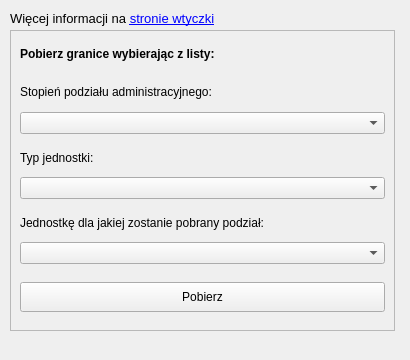
Old version of the form gissupport_plugin/modules/prg/prg_dockwidget.ui in the repository gis-support/gis-support-plugin.
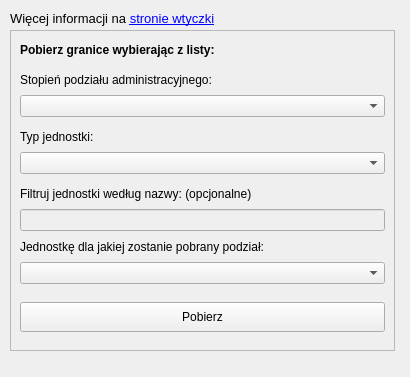
New version of the form.

Commit message: Filtrowanie jednostek, wyświetlanie kodu TERYT dla jednostek

Patch:
```diff
--- a/gissupport_plugin/modules/prg/prg_dockwidget.ui
+++ b/gissupport_plugin/modules/prg/prg_dockwidget.ui
@@ -10,7 +10,7 @@
     <x>0</x>
     <y>0</y>
     <width>410</width>
-    <height>360</height>
+    <height>377</height>
    </rect>
   </property>
   <property name="minimumSize">
@@ -35,7 +35,7 @@
       <x>10</x>
       <y>30</y>
       <width>385</width>
-      <height>301</height>
+      <height>321</height>
      </rect>
     </property>
     <property name="frameShape">
@@ -126,6 +126,20 @@
        </property>
       </spacer>
      </item>
+     <item>
+      <widget class="QLabel" name="label_5">
+       <property name="text">
+        <string>Filtruj jednostki według nazwy: (opcjonalne)</string>
+       </property>
+      </widget>
+     </item>
+     <item>
+      <widget class="QLineEdit" name="filter_line_edit">
+       <property name="enabled">
+        <bool>false</bool>
+       </property>
+      </widget>
+     </item>
      <item>
       <widget class="QLabel" name="label_6">
        <property name="text">
```
The commit also changes 1 other file.
